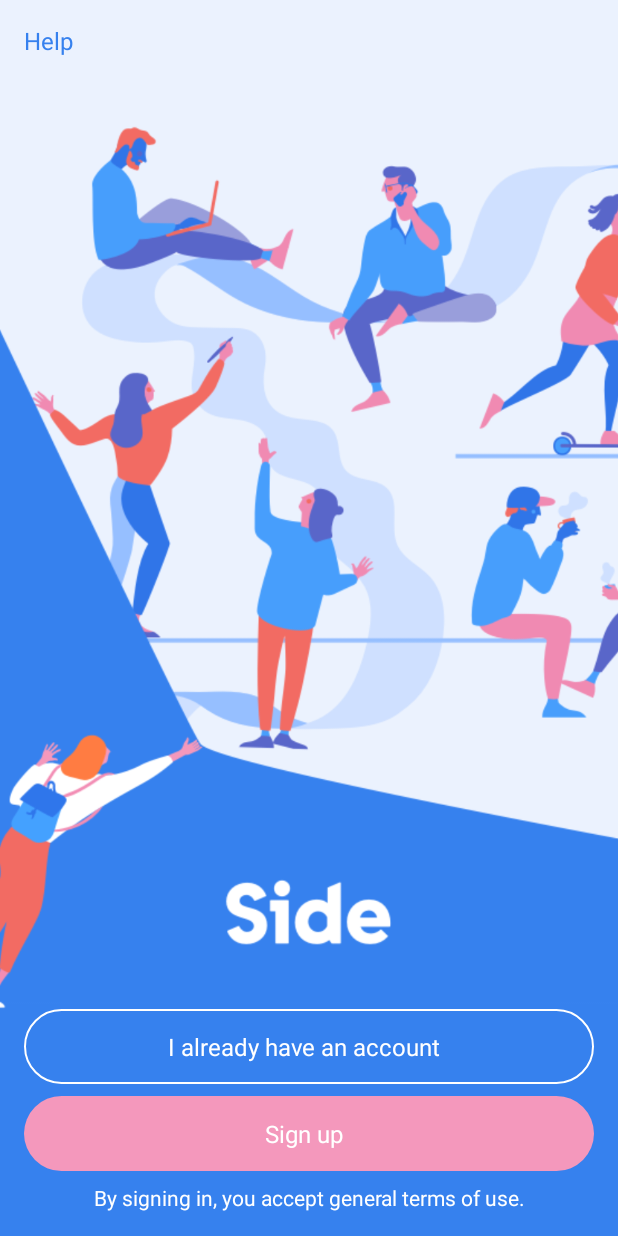
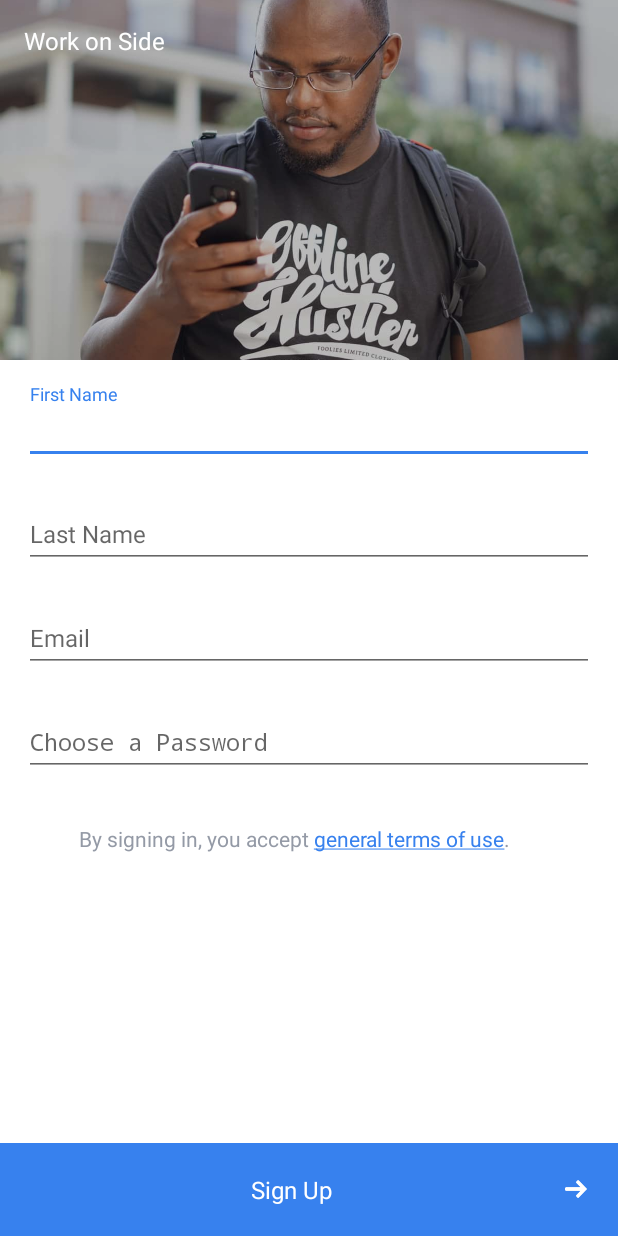
Before and after one commit to gilokimu/Hustler, an Android app: the screen it shows after launch (OnboardingActivity before the commit, SignUpActivity after it), after a tap on "Sign up", on a phone screen of 412 x 824 dp. Run offline under Robolectric (Android 15) with nearby library versions, the phone set to English and light mode, and no system bars; our stand-ins replace Dagger/Hilt's generated code, Firebase (no records; nobody signed in at launch, a user with empty details on screens opened directly); libraries missing offline, so code that uses them is left out: io.github.inflationx.calligraphy3, io.github.inflationx.viewpump; Roboto replaces fonts that are not available here.

Commit message:
added sign up screen

```diff
--- a/app/src/main/java/me/gilo/side/ui/user/onboarding/OnboardingActivity.kt
+++ b/app/src/main/java/me/gilo/side/ui/user/onboarding/OnboardingActivity.kt
@@ -1,5 +1,6 @@
 package me.gilo.side.ui.user.onboarding
 
+import android.content.Intent
 import android.os.Bundle
 import com.google.android.material.snackbar.Snackbar
 import androidx.appcompat.app.AppCompatActivity;
@@ -14,7 +15,7 @@ class OnboardingActivity : AppCompatActivity() {
         setContentView(R.layout.activity_onboarding)
 
         signUpButton.setOnClickListener{
-
+            startActivity(Intent(baseContext, SignUpActivity::class.java))
         }
 
     }
--- a/app/src/main/res/layout/activity_onboarding.xml
+++ b/app/src/main/res/layout/activity_onboarding.xml
@@ -13,6 +13,7 @@
         <ImageView
             android:layout_width="match_parent"
             android:layout_height="match_parent"
+            android:layout_marginTop="-16dp"
             android:scaleType="centerCrop"
             android:src="@drawable/illu_home" />
 
@@ -41,7 +42,7 @@
             android:layout_height="wrap_content"
             android:layout_marginStart="16dp"
             android:layout_marginEnd="16dp"
-            android:layout_marginBottom="8dp"
+            android:layout_marginBottom="16dp"
             android:background="@drawable/background_send_button"
             android:clickable="true"
             android:foreground="?selectableItemBackground"
@@ -60,6 +61,7 @@
                 android:layout_weight="1.0"
                 android:gravity="center_horizontal"
                 android:text="I already have an account"
+                android:textSize="14sp"
                 android:textAppearance="@style/TextAppearance.Roman"
                 android:textColor="@color/text_white" />
         </LinearLayout>
@@ -70,7 +72,7 @@
             android:layout_height="wrap_content"
             android:layout_marginStart="16dp"
             android:layout_marginEnd="16dp"
-            android:layout_marginBottom="8dp"
+            android:layout_marginBottom="16dp"
             android:background="@drawable/background_pink"
             android:clickable="true"
             android:foreground="?selectableItemBackground"
@@ -86,6 +88,7 @@
                 android:layout_marginStart="0dp"
                 android:layout_marginEnd="6dp"
                 android:layout_weight="1.0"
+                android:textSize="14sp"
                 android:gravity="center_horizontal"
                 android:text="Sign up"
                 android:textAppearance="@style/TextAppearance.Roman"
--- a/app/src/main/res/layout/activity_sign_up.xml
+++ b/app/src/main/res/layout/activity_sign_up.xml
@@ -2,6 +2,7 @@
 <LinearLayout xmlns:android="http://schemas.android.com/apk/res/android"
     android:layout_width="match_parent"
     android:layout_height="match_parent"
+    xmlns:app="http://schemas.android.com/apk/res-auto"
     android:background="#ffffff"
     android:orientation="vertical">
 
@@ -13,7 +14,14 @@
         <ImageView
             android:layout_width="match_parent"
             android:layout_height="match_parent"
+            android:src="@drawable/image_1"
             android:scaleType="centerCrop" />
+
+        <View
+            android:layout_width="match_parent"
+            android:layout_height="match_parent"
+            android:background="#44000000"
+            />
 
         <TextView
             android:layout_width="wrap_content"
@@ -31,10 +39,116 @@
     <LinearLayout
         android:layout_width="match_parent"
         android:layout_height="match_parent"
-        android:orientation="vertical">
+        android:orientation="vertical"
+        android:padding="16dp"
+        android:layout_weight="1"
+        >
+
+        <com.google.android.material.textfield.TextInputLayout
+            android:layout_width="match_parent"
+            android:layout_height="wrap_content">
+
+            <com.google.android.material.textfield.TextInputEditText
+                android:layout_width="match_parent"
+                android:layout_height="wrap_content"
+                android:textAppearance="@style/TextAppearance.Roman"
+                android:hint="First Name" />
+
+        </com.google.android.material.textfield.TextInputLayout>
+
+        <com.google.android.material.textfield.TextInputLayout
+            android:layout_width="match_parent"
+            android:layout_height="wrap_content"
+            android:layout_marginTop="16dp"
+            >
+
+            <com.google.android.material.textfield.TextInputEditText
+                android:layout_width="match_parent"
+                android:layout_height="wrap_content"
+                android:textAppearance="@style/TextAppearance.Roman"
+                android:hint="Last Name" />
+
+        </com.google.android.material.textfield.TextInputLayout>
+
+        <com.google.android.material.textfield.TextInputLayout
+            android:layout_width="match_parent"
+            android:layout_height="wrap_content"
+            android:layout_marginTop="16dp"
+            android:textAppearance="@style/TextAppearance.Roman"
+            >
+
+            <com.google.android.material.textfield.TextInputEditText
+                android:layout_width="match_parent"
+                android:layout_height="wrap_content"
+                android:inputType="textEmailAddress"
+                android:textAppearance="@style/TextAppearance.Roman"
+                android:hint="Email" />
+
+        </com.google.android.material.textfield.TextInputLayout>
+
+        <com.google.android.material.textfield.TextInputLayout
+            android:layout_width="match_parent"
+            android:layout_height="wrap_content"
+            android:layout_marginTop="16dp"
+            >
+
+            <com.google.android.material.textfield.TextInputEditText
+                android:layout_width="match_parent"
+                android:layout_height="wrap_content"
+                android:inputType="textPassword"
+                android:textAppearance="@style/TextAppearance.Roman"
+                android:hint="Choose a Password" />
+
+        </com.google.android.material.textfield.TextInputLayout>
+
+
+        <TextView
+            android:id="@+id/signUpTosTextView"
+            android:layout_width="match_parent"
+            android:layout_height="wrap_content"
+            android:autoLink="web"
+            android:layout_marginTop="32dp"
+            android:clickable="true"
+            android:paddingEnd="20dp"
+            android:text="@string/onboarding_signin_tos"
+            android:textAlignment="center"
+            android:textAppearance="@style/TextAppearance.Roman"
+            android:textColor="@color/text_black_9"
+            android:textColorLink="@color/colorPrimary"
+            android:textSize="14sp" />
 
 
     </LinearLayout>
 
+    <LinearLayout
+        android:id="@+id/connectionButton"
+        android:layout_width="match_parent"
+        android:layout_height="wrap_content"
+        android:background="@color/colorPrimary"
+        android:padding="16dp"
+        android:gravity="center_vertical"
+        android:orientation="horizontal"
+       >
+
+        <TextView
+            android:id="@+id/connection"
+            android:layout_width="match_parent"
+            android:layout_height="wrap_content"
+            android:layout_weight="1"
+            android:gravity="center_horizontal"
+            android:text="Sign Up"
+            android:layout_marginTop="4dp"
+            android:layout_marginBottom="4dp"
+            android:textAppearance="@style/TextAppearance.Medium"
+            android:textColor="@color/text_white" />
+
+        <ImageView
+            android:id="@+id/sendToOrgaImageView"
+            android:layout_width="wrap_content"
+            android:layout_height="12dp"
+            android:layout_weight="1.0"
+            app:srcCompat="@drawable/arrow_2" />
+    </LinearLayout>
+
 
 </LinearLayout>
--- a/app/src/main/res/values/colors.xml
+++ b/app/src/main/res/values/colors.xml
@@ -3,6 +3,12 @@
 
 
     <color name="text_white">#ffffff</color>
+    <color name="text">#2a2f35</color>
+    <color name="text_black_2">#2a2f35</color>
+    <color name="text_black_4">#474d59</color>
+    <color name="text_black_5">#5e6573</color>
+    <color name="text_black_9">#949aa6</color>
+
 
     <color name="aluminium_grey">#ffadb2bd</color>
     <color name="athens_grey">#ffeef0f4</color>
--- a/app/src/main/res/values/strings.xml
+++ b/app/src/main/res/values/strings.xml
@@ -25,7 +25,7 @@
     <string name="onboarding_signin_link_forgotten_password">Forgot your Password?</string>
     <string name="onboarding_signin_link_signup">Sign up</string>
     <string name="onboarding_signin_title">Log in</string>
-    <string name="onboarding_signin_tos">By signing in, you accept <a>general terms of use</a>.</string>
+    <string name="onboarding_signin_tos">By signing in, you accept <a href="#">general terms of use</a>.</string>
     <string name="onboarding_signup_button_signup">Sign up</string>
     <string name="onboarding_signup_link_signin">Sign in</string>
     <string name="onboarding_signup_subtitle">"You don't have a Side account yet? Enter your email address or go directly to the Side sign up page. The Side mobile app will then give you access to the tasks currently available."</string>
```
Also changed, not shown: app/src/main/res/drawable/image_1.jpg (added).
